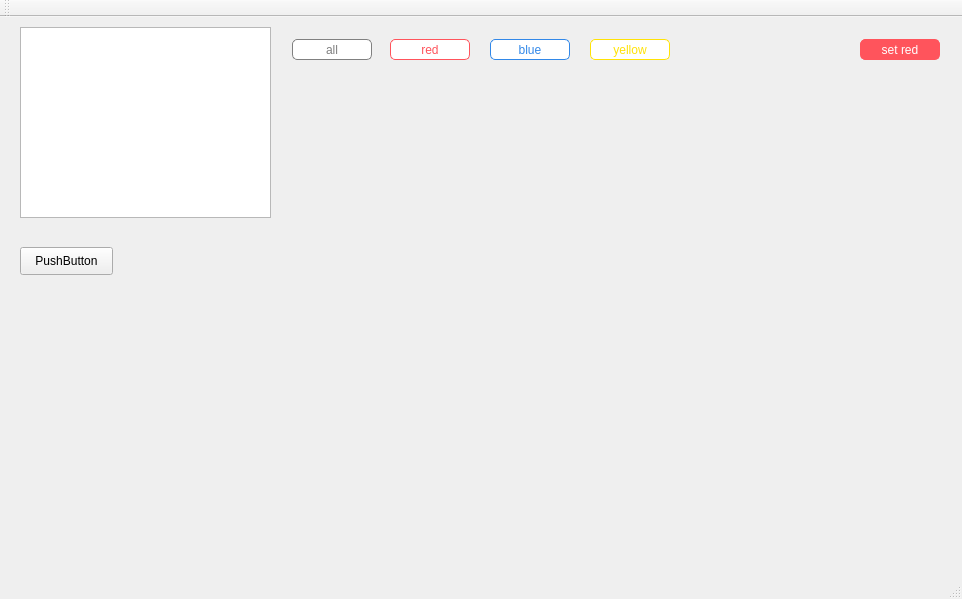
njit-77/TestQT, file TestQT/TestQT.ui: the form before one commit.
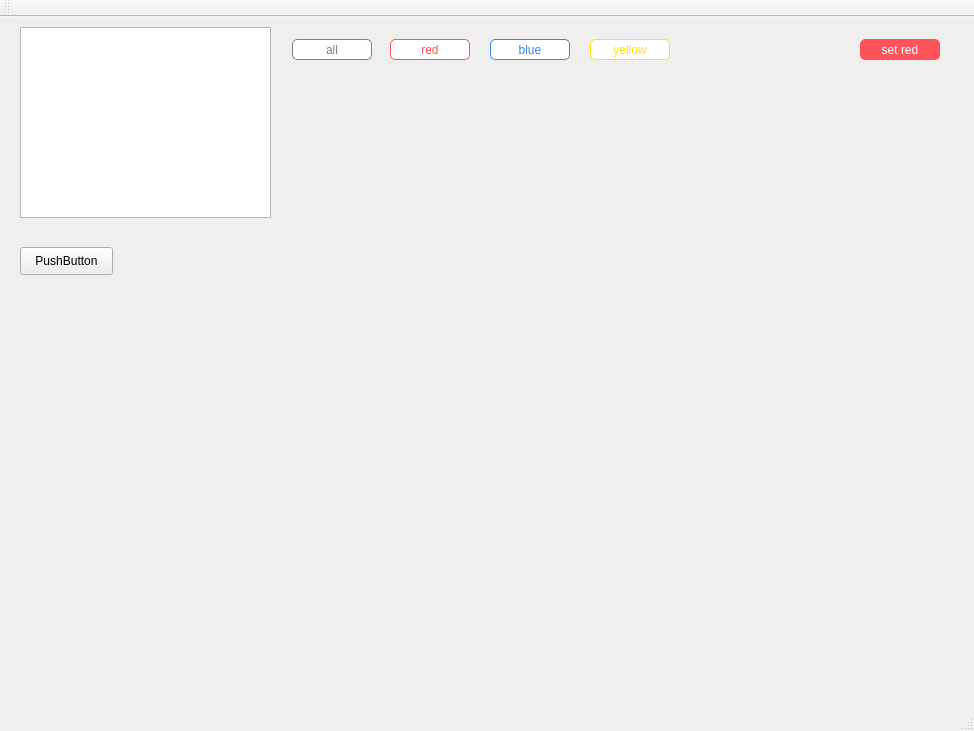
The form after the commit.

Patch:
```diff
--- a/TestQT/TestQT.ui
+++ b/TestQT/TestQT.ui
@@ -6,8 +6,8 @@
    <rect>
     <x>0</x>
     <y>0</y>
-    <width>962</width>
-    <height>599</height>
+    <width>974</width>
+    <height>731</height>
    </rect>
   </property>
   <property name="windowTitle">
```
Left out of the diff: 2 changed lines with no effect on the pictures.
